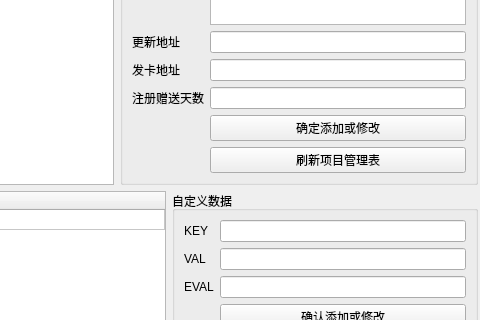
Old version of the form ui/wnd_server.ui in the repository decenfrontier/PyNetAuth; both pictures show x 617 to 1097 and y 226 to 546 of the 1097 by 633 pixel window.
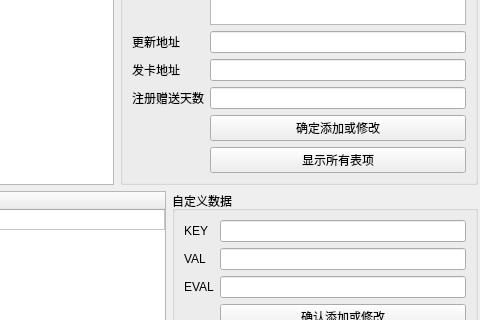
New version of the form. The open tabs and pages were chosen to show the change.

```diff
--- a/ui/wnd_server.ui
+++ b/ui/wnd_server.ui
@@ -174,7 +174,7 @@
              <item row="7" column="1">
               <widget class="QPushButton" name="btn_proj_refresh">
                <property name="text">
-                <string>刷新项目管理表</string>
+                <string>显示所有表项</string>
                </property>
               </widget>
              </item>
```
Left out of the diff: 8 changed lines with no effect on the pictures.
